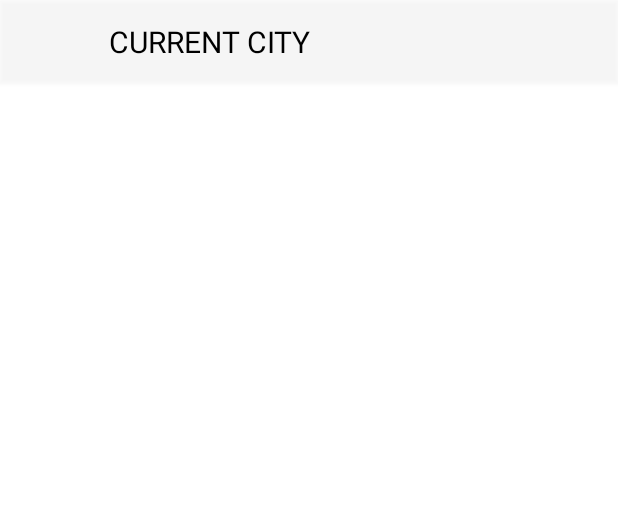
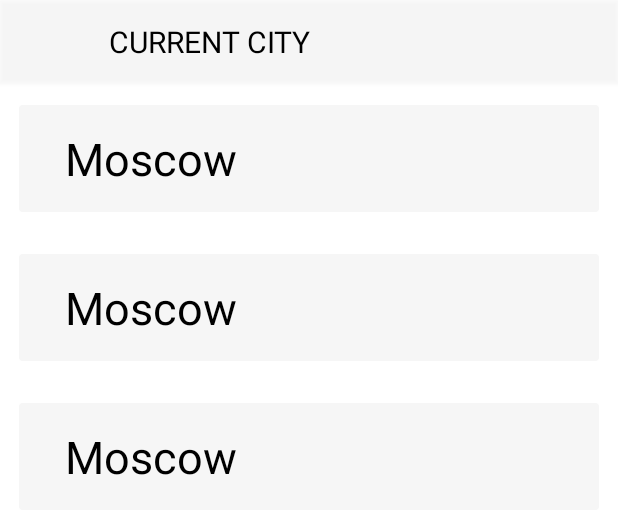
Before and after one commit to artyomchch/avito_weather, an Android app: the layout fragment_choose_city.xml on its own in the app's theme, with its tools: preview values and no code run, on a phone screen of 412 x 824 dp. Shown: the top 514 px of the screen. Run offline under Robolectric (Android 15) with nearby library versions, the phone set to English and light mode, and no system bars; network calls fail.

```diff
--- a/app/build.gradle
+++ b/app/build.gradle
@@ -67,4 +67,8 @@ dependencies {
     implementation 'androidx.lifecycle:lifecycle-runtime-ktx:2.4.0'
     // Glide
     implementation 'com.github.bumptech.glide:glide:4.12.0'
+    // Room
+    implementation 'androidx.room:room-runtime:2.3.0'
+    implementation 'androidx.room:room-ktx:2.3.0'
+    kapt 'androidx.room:room-compiler:2.3.0'
 }
--- a/app/src/main/java/kozlov/artyom/avitoweather/domain/entity/WeatherCurrent.kt
+++ b/app/src/main/java/kozlov/artyom/avitoweather/domain/entity/WeatherCurrent.kt
@@ -2,8 +2,8 @@ package kozlov.artyom.avitoweather.domain.entity
 
 data class WeatherCurrent(
     val city: String,
-    val temp: Double,
+    val temp: Int,
     val description: String,
-    val feelLike: Double,
+    val feelLike: Int,
     val time: String,
 )
--- a/app/src/main/java/kozlov/artyom/avitoweather/domain/entity/WeatherDaily.kt
+++ b/app/src/main/java/kozlov/artyom/avitoweather/domain/entity/WeatherDaily.kt
@@ -4,5 +4,5 @@ data class WeatherDaily(
     val day: String,
     val description: String,
     val image: String,
-    val temp: Double
+    val temp: Int
 )
--- a/app/src/main/java/kozlov/artyom/avitoweather/domain/entity/WeatherHourly.kt
+++ b/app/src/main/java/kozlov/artyom/avitoweather/domain/entity/WeatherHourly.kt
@@ -3,5 +3,5 @@ package kozlov.artyom.avitoweather.domain.entity
 data class WeatherHourly(
     val hour: String,
     val picture: String,
-    val temp: Double
+    val temp: Int
 )
--- /dev/null
+++ b/app/src/main/java/kozlov/artyom/avitoweather/domain/usecases/AddCityUseCase.kt
@@ -0,0 +1,4 @@
+package kozlov.artyom.avitoweather.domain.usecases
+
+class AddCityUseCase {
+}
--- /dev/null
+++ b/app/src/main/java/kozlov/artyom/avitoweather/domain/usecases/DeleteCityUseCase.kt
@@ -0,0 +1,4 @@
+package kozlov.artyom.avitoweather.domain.usecases
+
+class DeleteCityUseCase {
+}
--- /dev/null
+++ b/app/src/main/java/kozlov/artyom/avitoweather/domain/usecases/GetCityUseCase.kt
@@ -0,0 +1,4 @@
+package kozlov.artyom.avitoweather.domain.usecases
+
+class GetCityUseCase {
+}
--- a/app/src/main/res/layout/fragment_choose_city.xml
+++ b/app/src/main/res/layout/fragment_choose_city.xml
@@ -16,4 +16,17 @@
         app:layout_constraintStart_toStartOf="parent"
         app:layout_constraintTop_toTopOf="parent" />
 
+    <androidx.recyclerview.widget.RecyclerView
+        android:id="@+id/city_recycler"
+        android:layout_width="match_parent"
+        android:layout_height="0dp"
+
+        android:background="@color/transparency"
+        app:layoutManager="androidx.recyclerview.widget.LinearLayoutManager"
+        app:layout_constraintBottom_toBottomOf="parent"
+        app:layout_constraintEnd_toEndOf="parent"
+        app:layout_constraintStart_toStartOf="parent"
+        app:layout_constraintTop_toBottomOf="@id/mainFragmentToolbar"
+        tools:listitem="@layout/item_city" />
+
 </androidx.constraintlayout.widget.ConstraintLayout>
--- /dev/null
+++ b/app/src/main/res/layout/item_city.xml
@@ -0,0 +1,39 @@
+<?xml version="1.0" encoding="utf-8"?>
+<androidx.constraintlayout.widget.ConstraintLayout xmlns:android="http://schemas.android.com/apk/res/android"
+    xmlns:app="http://schemas.android.com/apk/res-auto"
+    android:layout_width="match_parent"
+    android:layout_height="wrap_content">
+
+    <androidx.cardview.widget.CardView
+        android:layout_width="match_parent"
+        android:layout_height="wrap_content"
+        android:layout_margin="10dp"
+        app:cardBackgroundColor="@color/white_transparency_harder"
+        app:cardElevation="0dp"
+        app:cardUseCompatPadding="true"
+        app:layout_constraintBottom_toBottomOf="parent"
+        app:layout_constraintEnd_toEndOf="parent"
+        app:layout_constraintStart_toStartOf="parent"
+        app:layout_constraintTop_toTopOf="parent">
+
+        <androidx.constraintlayout.widget.ConstraintLayout
+            android:layout_width="match_parent"
+            android:layout_height="match_parent"
+            android:padding="15dp">
+
+            <TextView
+                android:id="@+id/city_name"
+                android:layout_width="wrap_content"
+                android:layout_height="wrap_content"
+                android:layout_marginStart="15dp"
+                android:text="@string/moscow"
+                android:textColor="@color/black"
+                android:textSize="@dimen/city_view_size"
+                app:layout_constraintStart_toStartOf="parent"
+                app:layout_constraintTop_toTopOf="parent" />
+
+        </androidx.constraintlayout.widget.ConstraintLayout>
+
+    </androidx.cardview.widget.CardView>
+
+</androidx.constraintlayout.widget.ConstraintLayout>
--- a/app/src/main/res/values/dimens.xml
+++ b/app/src/main/res/values/dimens.xml
@@ -1,5 +1,6 @@
 <?xml version="1.0" encoding="utf-8"?>
 <resources>
     <dimen name="temperature_view_size">35pt</dimen>
+    <dimen name="city_view_size">30sp</dimen>
     <dimen name="description_current_weather_size">20sp</dimen>
 </resources>
--- a/app/src/main/res/values/strings.xml
+++ b/app/src/main/res/values/strings.xml
@@ -38,4 +38,5 @@
     <string name="celsius">°</string>
 
 
+
 </resources>
```
Also changed, not shown: app/src/main/java/kozlov/artyom/avitoweather/data/WeatherListMapper.kt (+9 -7 lines), app/src/main/java/kozlov/artyom/avitoweather/data/database/AppDatabase.kt (added, +38 -0 lines), app/src/main/java/kozlov/artyom/avitoweather/data/database/CityItemDbModel.kt (added, +14 -0 lines), app/src/main/java/kozlov/artyom/avitoweather/data/database/CityListDao.kt (added, +23 -0 lines), app/src/main/java/kozlov/artyom/avitoweather/domain/entity/CityItem.kt (added, +13 -0 lines), app/src/main/java/kozlov/artyom/avitoweather/presentation/choosecity/ChooseCityFragment.kt (+12 -3 lines), app/src/main/java/kozlov/artyom/avitoweather/presentation/choosecity/CityItemDiffCallback.kt (added, +18 -0 lines), app/src/main/java/kozlov/artyom/avitoweather/presentation/choosecity/CityItemViewHolder.kt (added, +11 -0 lines), app/src/main/java/kozlov/artyom/avitoweather/presentation/choosecity/CityListAdapter.kt (added, +26 -0 lines).
